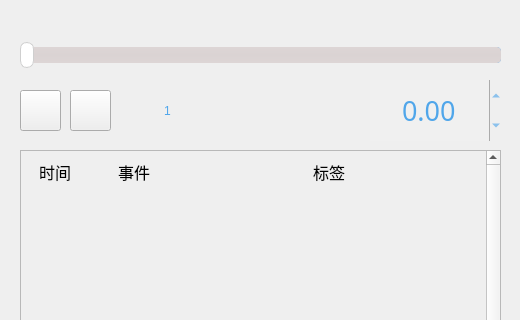
This is uiFiles/ui_video_control.ui in ljzloser/Solvable-Minesweeper as Qt 5 draws it before an edit; both pictures show x 0 to 520 and y 0 to 320 of the 520 by 640 pixel window. The edited form follows.
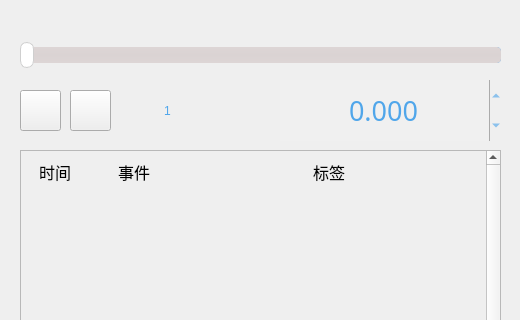
This is the edited form. Icons and pictures are not drawn. Custom widgets are drawn as their Qt base class.

```diff
--- a/uiFiles/ui_video_control.ui
+++ b/uiFiles/ui_video_control.ui
@@ -211,9 +211,9 @@
   <widget class="QDoubleSpinBox" name="doubleSpinBox_time">
    <property name="geometry">
     <rect>
-     <x>370</x>
+     <x>280</x>
      <y>80</y>
-     <width>131</width>
+     <width>221</width>
      <height>61</height>
     </rect>
    </property>
@@ -238,7 +238,7 @@
     <set>Qt::AlignCenter</set>
    </property>
    <property name="decimals">
-    <number>2</number>
+    <number>3</number>
    </property>
    <property name="minimum">
     <double>-999.990000000000009</double>
```
Left out of the diff: 5 changed lines with no effect on the pictures.
